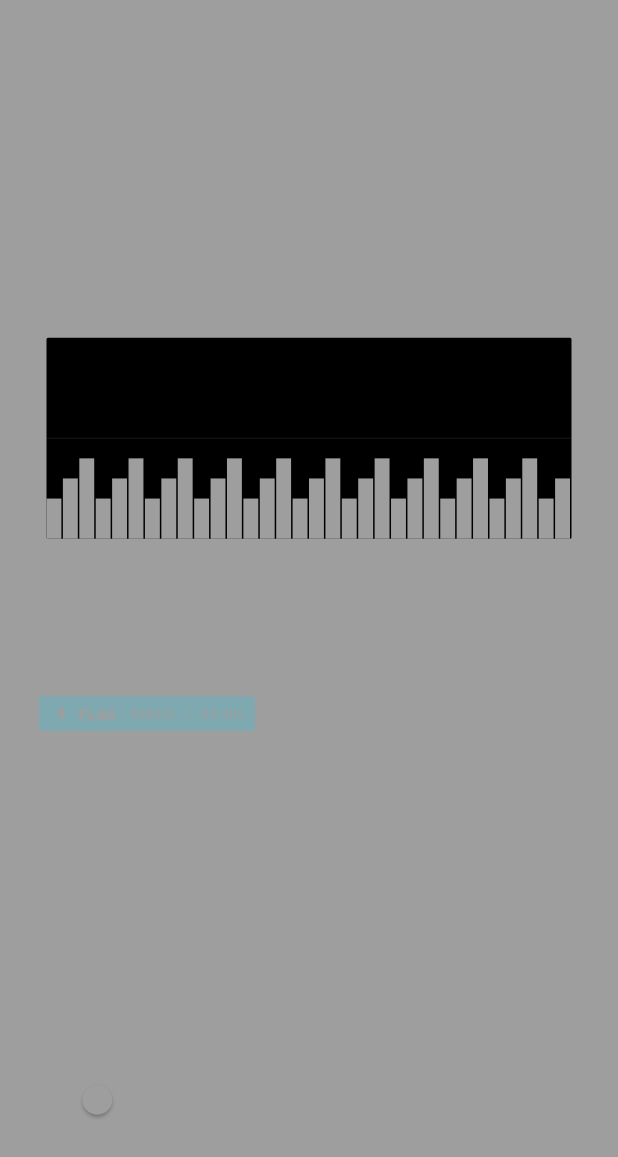
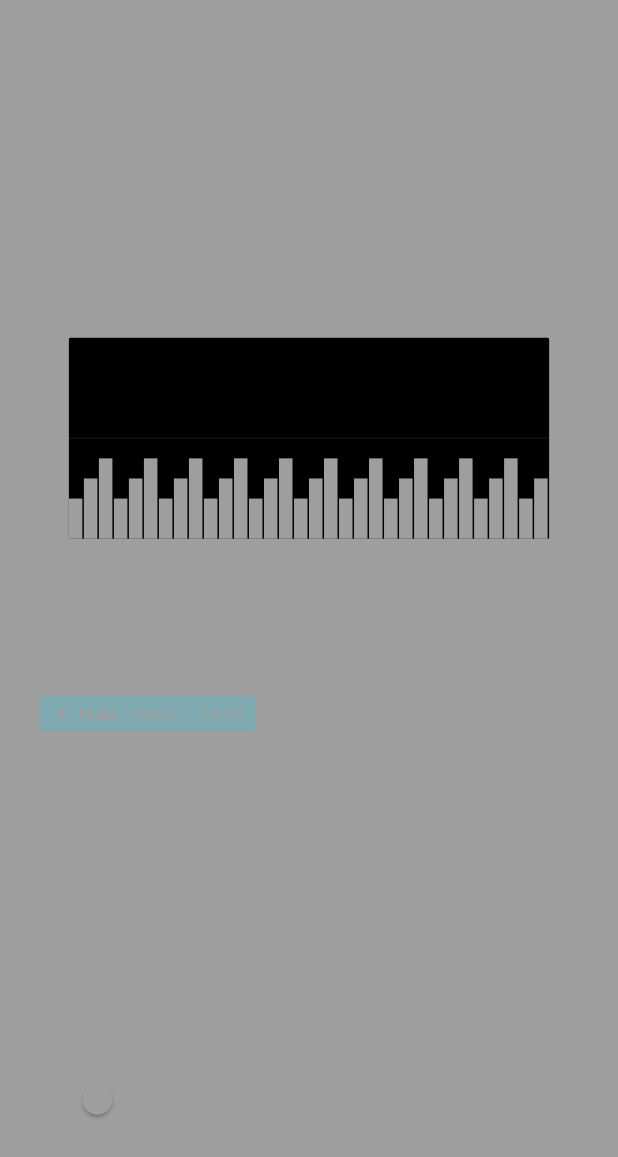
Before and after one commit to joetting/music_player_brutalist, a Flutter app: the NeuMobileExpandedPlayer screen opened directly with empty values, on a phone screen of 412 x 824 dp. Shown: the top 1157 px of the screen. Run offline on Flutter 3.47's test engine with Material 3 defaults, Android fonts, the phone set to English and light mode, and no system bars; our stand-ins replace google_fonts.

Commit message:
working fine

```diff
--- a/lib/design/widgets/neu_mobile_player.dart
+++ b/lib/design/widgets/neu_mobile_player.dart
@@ -86,14 +86,18 @@ class NeuMobileExpandedPlayer extends StatelessWidget {
           ),
         ],
       ),
-      body: Padding(
+      body: SafeArea(
+        child: Padding(
           padding: const EdgeInsets.symmetric(horizontal: 24),
           child: Column(
             children: [
               // 1. Large Diagnostic Hero Area
               // Combines visual branding with the "Truth to Materials" Mel-Spectrogram.
-            Expanded(
+              Flexible(
                 flex: 5,
+                fit: FlexFit.loose,
+                child: AspectRatio(
+                  aspectRatio: 1.0,
                   child: Container(
                     margin: const EdgeInsets.symmetric(vertical: 24),
                     decoration: BoxDecoration(
@@ -133,16 +137,19 @@ class NeuMobileExpandedPlayer extends StatelessWidget {
                     ),
                   ),
                 ),
+              ),
 
               // 2. Metadata Section
               Column(
                 crossAxisAlignment: CrossAxisAlignment.start,
+                mainAxisSize: MainAxisSize.min,
                 children: [
                   Row(
                     children: [
                       Expanded(
                         child: Column(
                           crossAxisAlignment: CrossAxisAlignment.start,
+                          mainAxisSize: MainAxisSize.min,
                           children: [
                             Text(
                               trackTitle.toUpperCase(),
@@ -210,6 +217,7 @@ class NeuMobileExpandedPlayer extends StatelessWidget {
                     backgroundColor: isShuffled ? palette.accent.withOpacity(0.2) : null,
                   ),
                   Row(
+                    mainAxisSize: MainAxisSize.min,
                     children: [
                       NeuIconButton(
                         icon: Icons.skip_previous,
@@ -266,6 +274,7 @@ class NeuMobileExpandedPlayer extends StatelessWidget {
             ],
           ),
         ),
+      ),
     );
   }
 
--- a/lib/design/widgets/neu_progress_bar.dart
+++ b/lib/design/widgets/neu_progress_bar.dart
@@ -39,16 +39,21 @@ class _NeuProgressBarState extends State<NeuProgressBar> {
     return Column(
       mainAxisSize: MainAxisSize.min,
       children: [
-        LayoutBuilder(
+        SizedBox(
+          height: widget.height,
+          child: LayoutBuilder(
             builder: (context, constraints) {
-            final double barWidth = constraints.maxWidth;
+              if (constraints.maxWidth <= 0) {
+                return const SizedBox.shrink();
+              }
 
               return GestureDetector(
                 onHorizontalDragUpdate: widget.onChanged != null
                     ? (details) {
-                      final RenderBox box = context.findRenderObject() as RenderBox;
+                        final RenderBox? box = context.findRenderObject() as RenderBox?;
+                        if (box == null) return;
                         final localPosition = box.globalToLocal(details.globalPosition);
-                      final value = (localPosition.dx / barWidth).clamp(0.0, 1.0);
+                        final value = (localPosition.dx / constraints.maxWidth).clamp(0.0, 1.0);
                         setState(() => _dragValue = value);
                       }
                     : null,
@@ -62,52 +67,63 @@ class _NeuProgressBarState extends State<NeuProgressBar> {
                     : null,
                 onTapDown: widget.onChanged != null
                     ? (details) {
-                      final value = (details.localPosition.dx / barWidth).clamp(0.0, 1.0);
+                        final value = (details.localPosition.dx / constraints.maxWidth).clamp(0.0, 1.0);
                         widget.onChanged!(value);
                       }
                     : null,
                 child: Container(
-                height: widget.height,
-                width: double.infinity,
                   decoration: BoxDecoration(
                     color: widget.palette.surface,
                     border: Border.all(color: widget.palette.border, width: 2),
                     borderRadius: BorderRadius.circular(4),
                   ),
-                child: Stack(
-                  clipBehavior: Clip.none, // Prevent marker clipping
+                  child: ClipRRect(
+                    borderRadius: BorderRadius.circular(2),
+                    child: Row(
                       children: [
-                    FractionallySizedBox(
-                      widthFactor: currentValue,
-                      child: Container(
-                        decoration: BoxDecoration(
-                          color: progColor,
-                          borderRadius: BorderRadius.circular(2),
+                        if (currentValue > 0)
+                          Expanded(
+                            flex: (currentValue * 1000).toInt(),
+                            child: Container(color: progColor),
                           ),
-                      ),
-                    ),
-                    // Positioned marker based on widget width, not screen width
-                    Positioned(
-                      left: (currentValue * barWidth) - 2,
-                      child: Container(
-                        width: 4,
-                        height: widget.height,
-                        color: widget.palette.border,
-                      ),
+                        if (currentValue < 1)
+                          Expanded(
+                            flex: ((1 - currentValue) * 1000).toInt(),
+                            child: const SizedBox.shrink(),
                           ),
                       ],
                     ),
                   ),
+                ),
               );
             },
+          ),
         ),
         if (widget.showLabels) ...[
           const SizedBox(height: 4),
           Row(
             mainAxisAlignment: MainAxisAlignment.spaceBetween,
             children: [
-              Text(widget.leftLabel ?? '', style: GoogleFonts.spaceMono(fontSize: 11, color: widget.palette.text.withOpacity(0.7))),
-              Text(widget.rightLabel ?? '', style: GoogleFonts.spaceMono(fontSize: 11, color: widget.palette.text.withOpacity(0.7))),
+              Flexible(
+                child: Text(
+                  widget.leftLabel ?? '',
+                  style: GoogleFonts.spaceMono(
+                    fontSize: 11,
+                    color: widget.palette.text.withOpacity(0.7),
+                  ),
+                  overflow: TextOverflow.ellipsis,
+                ),
+              ),
+              Flexible(
+                child: Text(
+                  widget.rightLabel ?? '',
+                  style: GoogleFonts.spaceMono(
+                    fontSize: 11,
+                    color: widget.palette.text.withOpacity(0.7),
+                  ),
+                  overflow: TextOverflow.ellipsis,
+                ),
+              ),
             ],
           ),
         ],
--- a/lib/design/widgets/neu_track_tile.dart
+++ b/lib/design/widgets/neu_track_tile.dart
@@ -96,7 +96,10 @@ class _NeuTrackTileState extends State<NeuTrackTile> {
           duration: const Duration(milliseconds: 150),
           margin: const EdgeInsets.only(bottom: 8),
           padding: EdgeInsets.all(isMobile ? 16 : 12),
-          height: tileHeight,
+          constraints: BoxConstraints(
+            minHeight: tileHeight,
+            maxHeight: tileHeight + 24,
+          ),
           decoration: BoxDecoration(
             color: widget.isPlaying
                 ? widget.palette.primary.withValues(alpha: 0.2)
@@ -140,6 +143,7 @@ class _NeuTrackTileState extends State<NeuTrackTile> {
                 child: Column(
                   mainAxisAlignment: MainAxisAlignment.center,
                   crossAxisAlignment: CrossAxisAlignment.start,
+                  mainAxisSize: MainAxisSize.min,
                   children: [
                     Text(
                       widget.title,
```
Also changed, not shown: lib/design/widgets/neu_data_grid.dart (+26 -19 lines), lib/main.dart (+48 -18 lines). Lines whose indentation alone changed are shown as unchanged.
